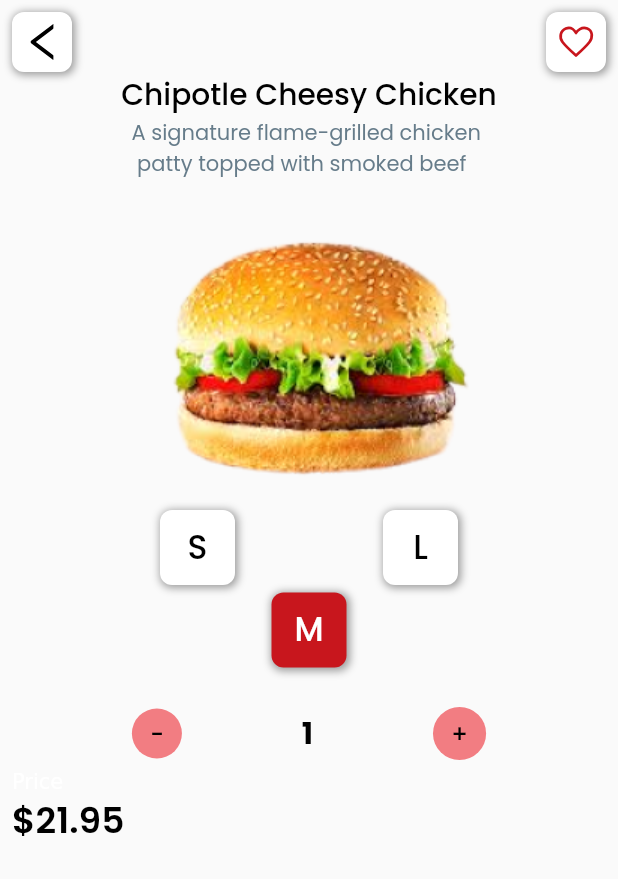
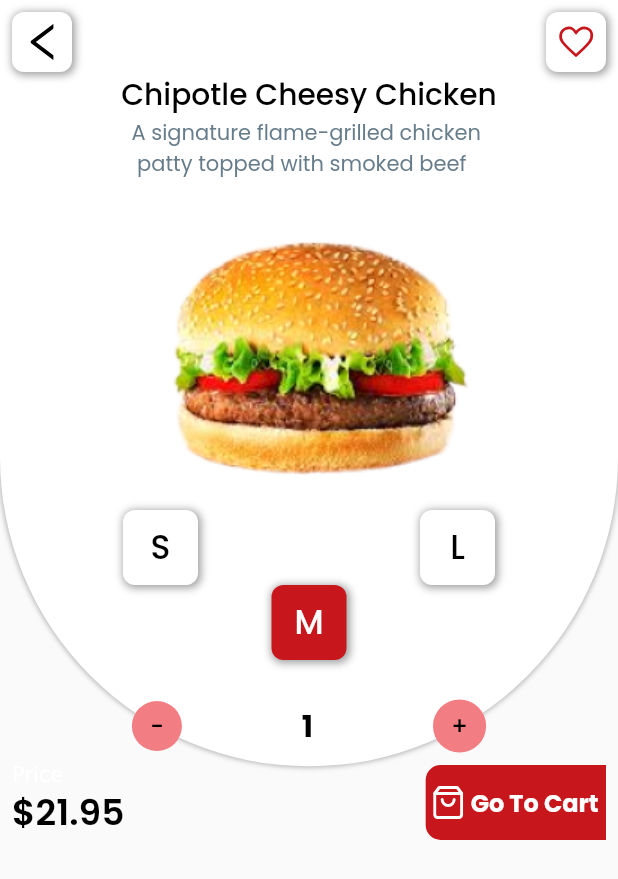
Before and after one commit to bansalgaurav852/foodapp, a Flutter app: the screen it shows after launch, after a tap on "Chipotle Cheesy Chicken", on a phone screen of 412 x 824 dp. Shown: the top 879 px of the screen. Run offline on Flutter 3.47's test engine with Material 2 defaults, Android fonts, the phone set to English and light mode, and no system bars; our stand-ins replace flutter_svg, google_fonts.

Commit message:
day2done

```diff
--- a/lib/Screens/Addtocart.dart
+++ b/lib/Screens/Addtocart.dart
@@ -27,22 +27,43 @@ class _AddToCartState extends State<AddToCart> {
   @override
   void initState() {
     cal(1);
+    total = price;
     super.initState();
   }
 
   @override
   Widget build(BuildContext context) {
     return Scaffold(
-      body: Padding(
+        body: SingleChildScrollView(
+      child: Stack(
+        children: [
+          Container(
+            decoration: const BoxDecoration(
+                boxShadow: [
+                  BoxShadow(
+                    blurRadius: 2.0,
+                    color: Colors.black26,
+                    spreadRadius: 1.0,
+                  )
+                ],
+                color: Colors.white,
+                borderRadius:
+                    BorderRadius.vertical(bottom: Radius.circular(250))),
+            height: MediaQuery.of(context).size.height * .62,
+          ),
+          Padding(
             padding: const EdgeInsets.all(8.0),
-        child: SingleChildScrollView(
+            child: Expanded(
               child: Column(
+                mainAxisAlignment: MainAxisAlignment.end,
                 crossAxisAlignment: CrossAxisAlignment.center,
                 children: [
                   Row(
                     mainAxisAlignment: MainAxisAlignment.spaceBetween,
                     children: [
-                  buttonui(SvgPicture.asset(Assets.backbutton)),
+                      InkWell(
+                          onTap: () => Navigator.pop(context),
+                          child: buttonui(SvgPicture.asset(Assets.backbutton))),
                       buttonui(SvgPicture.asset(Assets.afav)),
                     ],
                   ),
@@ -55,9 +76,9 @@ class _AddToCartState extends State<AddToCart> {
                     "A signature flame-grilled chicken \n patty topped with smoked beef",
                     style: textW400Stylepoppins(grey, 14),
                   ),
-              Image.asset(Assets.bigburger),
+                  Hero(tag: "bigburger", child: Image.asset(Assets.bigburger)),
                   Row(
-                mainAxisAlignment: MainAxisAlignment.spaceEvenly,
+                    mainAxisAlignment: MainAxisAlignment.spaceAround,
                     children: [
                       InkWell(
                           onTap: () {
@@ -73,7 +94,6 @@ class _AddToCartState extends State<AddToCart> {
                               select == 2 ? white : black)),
                     ],
                   ),
-              const SizedBox(height: 5),
                   InkWell(
                       onTap: () {
                         cal(1);
@@ -110,20 +130,46 @@ class _AddToCartState extends State<AddToCart> {
                     ],
                   ),
                   Row(
+                    crossAxisAlignment: CrossAxisAlignment.end,
+                    mainAxisAlignment: MainAxisAlignment.spaceBetween,
                     children: [
                       RichText(
                           text: TextSpan(text: "Price\n", children: [
                         TextSpan(
                             text: "\$${total}",
                             style: textW600Stylepoppins(black, 24))
-                  ]))
+                      ])),
+                      Container(
+                        decoration: BoxDecoration(
+                            color: red,
+                            borderRadius: const BorderRadius.horizontal(
+                                left: Radius.circular(10))),
+                        padding: const EdgeInsets.all(5),
+                        height: 50,
+                        child: Row(
+                          children: [
+                            SvgPicture.asset(
+                              Assets.bucket,
+                            ),
+                            const SizedBox(
+                              width: 5,
+                            ),
+                            Text(
+                              "Go To Cart",
+                              style: textW700Stylepoppins(white, 16),
+                            )
+                          ],
+                        ),
+                      )
                     ],
                   )
                 ],
               ),
             ),
           ),
-    );
+        ],
+      ),
+    ));
   }
 
   Widget buttonui(icon) {
--- a/lib/Screens/Appnavigation.dart
+++ b/lib/Screens/Appnavigation.dart
@@ -1,5 +1,6 @@
 import 'package:flutter/material.dart';
 import 'package:flutter_svg/flutter_svg.dart';
+import 'package:foodapp/Screens/Addtocart.dart';
 import 'package:foodapp/assets/assets.dart';
 import 'package:foodapp/constant/const.dart';
 
--- a/lib/Screens/Homepage.dart
+++ b/lib/Screens/Homepage.dart
@@ -118,7 +118,8 @@ class _HomepageState extends State<Homepage> {
                       ],
                     ),
                     Align(
-                      child: Image.asset(Assets.burger2),
+                      child: Hero(
+                          tag: "bigburger", child: Image.asset(Assets.burger2)),
                     ),
                   ],
                 ),
--- a/lib/assets/assets.dart
+++ b/lib/assets/assets.dart
@@ -30,4 +30,5 @@ class Assets {
   static const String bigburger = "assets/addtocart/burgerad.png";
 
   static const String backbutton = "assets/addtocart/backbutton.svg";
+  static const String bucket = "assets/addtocart/bag.svg";
 }
```
Lines whose indentation alone changed are shown as unchanged.
